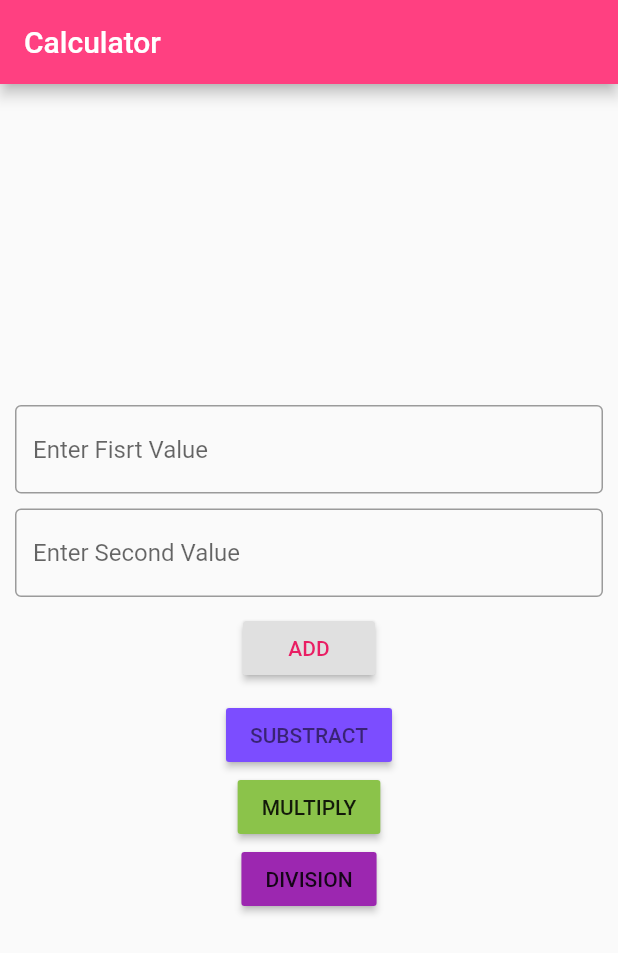
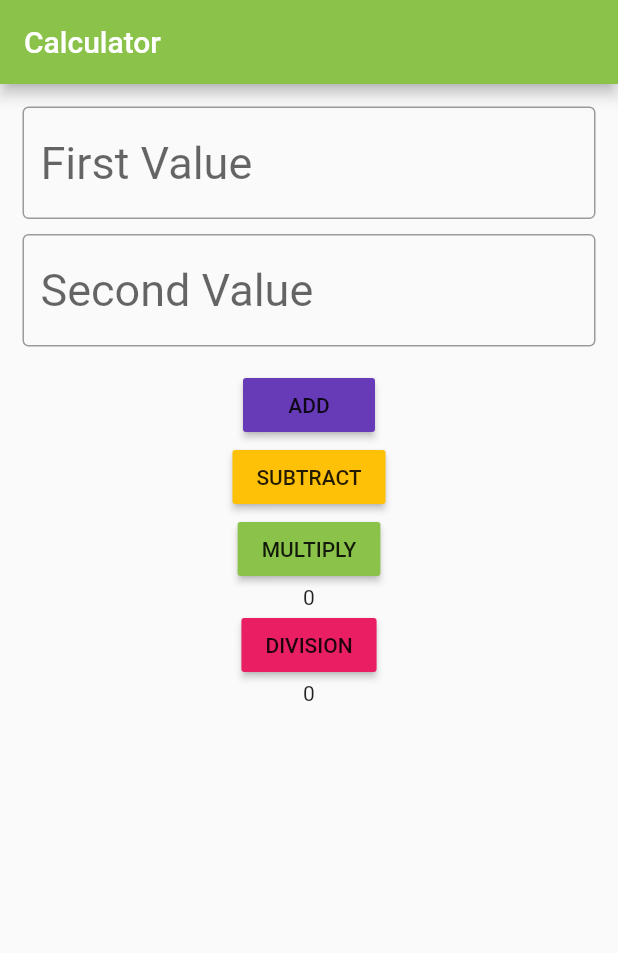
Before and after one commit to Shaji6001/Flutter-Calculator-App, a Flutter app: the screen it shows after launch, after a tap on "DIVISION", on a phone screen of 412 x 824 dp. Shown: the top 953 px of the screen. Run offline on Flutter 3.47's test engine with Material 2 defaults, Android fonts, the phone set to English and light mode, and no system bars.

```diff
--- a/lib/main.dart
+++ b/lib/main.dart
@@ -1,60 +1,88 @@
+
 import 'package:flutter/material.dart';
 
 void main()=>runApp(Calculator());
-class Calculator extends StatelessWidget {
+class Calculator extends StatefulWidget {
+  @override
+  _CalculatorState createState() => _CalculatorState();
+}
+
+class _CalculatorState extends State<Calculator> {
   TextEditingController getVal1=TextEditingController();
   TextEditingController getVal2=TextEditingController();
+  TextEditingController getRes=TextEditingController();
+  int result=0;
+  double results=0;
   @override
   Widget build(BuildContext context) {
     return MaterialApp(debugShowCheckedModeBanner: false,
      home: Scaffold(
        appBar: AppBar(
-          title: Text("Calculator"),backgroundColor: Colors.pinkAccent,
-
-        ),body: Container(padding: EdgeInsets.all(10.0),
+         title: Text("Calculator"),backgroundColor: Colors.lightGreen,
+       ),body: Container(padding: EdgeInsets.all(15.0),
+       child: SingleChildScrollView(
          child: Column(mainAxisAlignment: MainAxisAlignment.center,
            crossAxisAlignment: CrossAxisAlignment.center,
            children: [
              TextField(controller: getVal1,
+               style: TextStyle(fontSize: 30.0),
                decoration: InputDecoration(
-                hintText: "Enter Fisrt Value",border: OutlineInputBorder()
+                 hintText: "First Value",border: OutlineInputBorder(),
+
                ),
              ),SizedBox(height: 10.0,width: 10.0,),
              TextField(controller: getVal2,
-              decoration: InputDecoration(
-                hintText: "Enter Second Value",border: OutlineInputBorder()
+               style: TextStyle(fontSize: 30.0),decoration:
+               InputDecoration(
+                 hintText: "Second Value",border: OutlineInputBorder()
                ),
-            ),SizedBox(height: 10.0,),
+
+             ),SizedBox(height: 15.0,),
+
+             RaisedButton(onPressed: (){
+               int getval=int.parse(getVal1.text);
+               int getval2=int.parse(getVal2.text);
+setState(() {
+   result=getval+getval2;
+});
+
+               print(result);
+             },
+             color: Colors.deepPurple,child: Text("ADD"),splashColor: Colors.red,),
              RaisedButton(onPressed: (){
                int getval1=int.parse(getVal1.text);
                int getval2=int.parse(getVal2.text);
-              int result=getval1+getval2;
+   setState(() {
+     result=getval1-getval2;
+   });
                print(result);
+             },color: Colors.amber,splashColor: Colors.red,
+             child: Text("SUBTRACT"),),
 
-            },textColor: Colors.pink,child: Text("ADD"),),SizedBox(height: 10.0,),
              RaisedButton(onPressed: (){
                int getval1=int.parse(getVal1.text);
                int getval2=int.parse(getVal2.text);
-              int result=getval1-getval2;
+               setState(() {
+                result=getval1*getval2;
+               });
                print(result);
 
-            },textColor: Colors.black54,
-            child: Text("SUBSTRACT"),color: Colors.deepPurpleAccent,),
+             },child: Text("MULTIPLY"),color: Colors.lightGreen,splashColor:
+               Colors.deepPurple,),
+             Text(result.toString()),
              RaisedButton(onPressed: (){
                int getval1=int.parse(getVal1.text);
                int getval2=int.parse(getVal2.text);
-              int result=getval1*getval2;
+               setState(() {
+                  double result=getval1/getval2;
+               });
                print(result);
 
-            },child: Text("MULTIPLY"),color: Colors.lightGreen,),
-            RaisedButton(onPressed: (){
-              int getval1=int.parse(getVal1.text);
-              int getval2=int.parse(getVal2.text);
-              double  result=getval1/getval2;
-              print(result);
+             },child: Text("DIVISION"),color: Colors.pink,splashColor: Colors.deepOrangeAccent,),
+             Text(result.toString()),
 
-            },child: Text("DIVISION"),color: Colors.purple,)
            ],
+         ),
        ),
      ),
      ),
```
Lines whose indentation alone changed are shown as unchanged.
